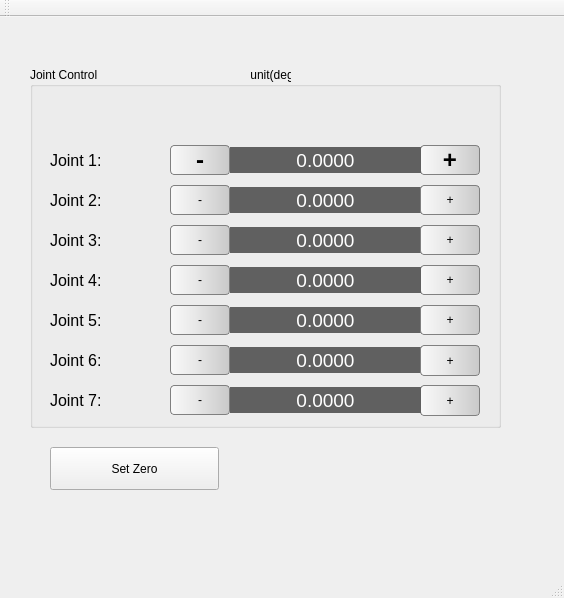
Qt form mra_basic/src/control_panel/mainwindow.ui (AuboRobot/mra_ros_control) before a commit.
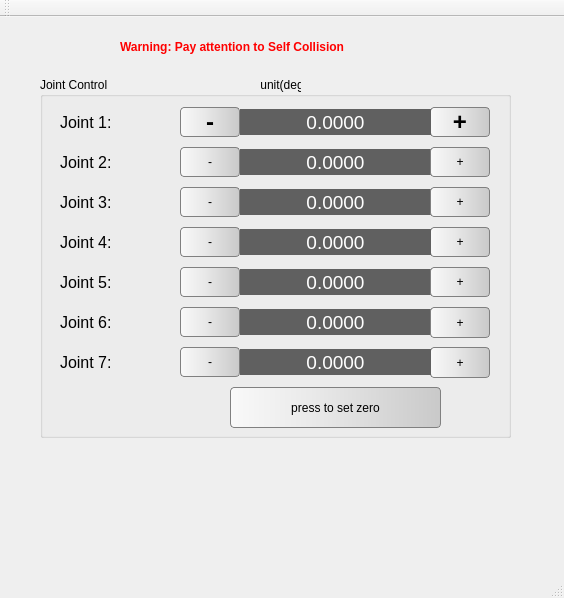
The same form after that commit.

What changed in the file:
```diff
--- a/mra_basic/src/control_panel/mainwindow.ui
+++ b/mra_basic/src/control_panel/mainwindow.ui
@@ -17,8 +17,8 @@
    <widget class="QGroupBox" name="groupBox_3">
     <property name="geometry">
      <rect>
-      <x>30</x>
-      <y>50</y>
+      <x>40</x>
+      <y>60</y>
       <width>471</width>
       <height>361</height>
      </rect>
@@ -33,7 +33,7 @@
      <property name="geometry">
       <rect>
        <x>200</x>
-       <y>240</y>
+       <y>192</y>
        <width>191</width>
        <height>26</height>
       </rect>
@@ -64,7 +64,7 @@
      <property name="geometry">
       <rect>
        <x>140</x>
-       <y>198</y>
+       <y>150</y>
        <width>60</width>
        <height>30</height>
       </rect>
@@ -95,7 +95,7 @@
      <property name="geometry">
       <rect>
        <x>200</x>
-       <y>120</y>
+       <y>72</y>
        <width>191</width>
        <height>26</height>
       </rect>
@@ -126,7 +126,7 @@
      <property name="geometry">
       <rect>
        <x>140</x>
-       <y>278</y>
+       <y>230</y>
        <width>60</width>
        <height>30</height>
       </rect>
@@ -157,7 +157,7 @@
      <property name="geometry">
       <rect>
        <x>140</x>
-       <y>118</y>
+       <y>70</y>
        <width>60</width>
        <height>30</height>
       </rect>
@@ -188,7 +188,7 @@
      <property name="geometry">
       <rect>
        <x>200</x>
-       <y>160</y>
+       <y>112</y>
        <width>191</width>
        <height>26</height>
       </rect>
@@ -219,7 +219,7 @@
      <property name="geometry">
       <rect>
        <x>390</x>
-       <y>198</y>
+       <y>150</y>
        <width>60</width>
        <height>30</height>
       </rect>
@@ -250,7 +250,7 @@
      <property name="geometry">
       <rect>
        <x>390</x>
-       <y>78</y>
+       <y>30</y>
        <width>60</width>
        <height>30</height>
       </rect>
@@ -290,7 +290,7 @@
      <property name="geometry">
       <rect>
        <x>200</x>
-       <y>280</y>
+       <y>232</y>
        <width>191</width>
        <height>26</height>
       </rect>
@@ -321,7 +321,7 @@
      <property name="geometry">
       <rect>
        <x>390</x>
-       <y>278</y>
+       <y>230</y>
        <width>60</width>
        <height>31</height>
       </rect>
@@ -352,7 +352,7 @@
      <property name="geometry">
       <rect>
        <x>140</x>
-       <y>158</y>
+       <y>110</y>
        <width>60</width>
        <height>30</height>
       </rect>
@@ -383,7 +383,7 @@
      <property name="geometry">
       <rect>
        <x>200</x>
-       <y>200</y>
+       <y>152</y>
        <width>191</width>
        <height>26</height>
       </rect>
@@ -414,7 +414,7 @@
      <property name="geometry">
       <rect>
        <x>390</x>
-       <y>118</y>
+       <y>70</y>
        <width>60</width>
        <height>30</height>
       </rect>
@@ -445,7 +445,7 @@
      <property name="geometry">
       <rect>
        <x>390</x>
-       <y>238</y>
+       <y>190</y>
        <width>60</width>
        <height>30</height>
       </rect>
@@ -476,7 +476,7 @@
      <property name="geometry">
       <rect>
        <x>140</x>
-       <y>78</y>
+       <y>30</y>
        <width>60</width>
        <height>30</height>
       </rect>
@@ -516,7 +516,7 @@
      <property name="geometry">
       <rect>
        <x>200</x>
-       <y>80</y>
+       <y>32</y>
        <width>191</width>
        <height>26</height>
       </rect>
@@ -547,7 +547,7 @@
      <property name="geometry">
       <rect>
        <x>140</x>
-       <y>238</y>
+       <y>190</y>
        <width>60</width>
        <height>30</height>
       </rect>
@@ -578,7 +578,7 @@
      <property name="geometry">
       <rect>
        <x>390</x>
-       <y>158</y>
+       <y>110</y>
        <width>60</width>
        <height>30</height>
       </rect>
@@ -609,7 +609,7 @@
      <property name="geometry">
       <rect>
        <x>20</x>
-       <y>78</y>
+       <y>30</y>
        <width>101</width>
        <height>30</height>
       </rect>
@@ -627,7 +627,7 @@
      <property name="geometry">
       <rect>
        <x>20</x>
-       <y>118</y>
+       <y>70</y>
        <width>101</width>
        <height>30</height>
       </rect>
@@ -645,7 +645,7 @@
      <property name="geometry">
       <rect>
        <x>20</x>
-       <y>158</y>
+       <y>110</y>
        <width>101</width>
        <height>30</height>
       </rect>
@@ -663,7 +663,7 @@
      <property name="geometry">
       <rect>
        <x>20</x>
-       <y>198</y>
+       <y>150</y>
        <width>101</width>
        <height>30</height>
       </rect>
@@ -681,7 +681,7 @@
      <property name="geometry">
       <rect>
        <x>20</x>
-       <y>238</y>
+       <y>190</y>
        <width>101</width>
        <height>30</height>
       </rect>
@@ -699,7 +699,7 @@
      <property name="geometry">
       <rect>
        <x>20</x>
-       <y>278</y>
+       <y>230</y>
        <width>101</width>
        <height>30</height>
       </rect>
@@ -717,7 +717,7 @@
      <property name="geometry">
       <rect>
        <x>140</x>
-       <y>318</y>
+       <y>270</y>
        <width>60</width>
        <height>30</height>
       </rect>
@@ -748,7 +748,7 @@
      <property name="geometry">
       <rect>
        <x>390</x>
-       <y>318</y>
+       <y>270</y>
        <width>60</width>
        <height>31</height>
       </rect>
@@ -779,7 +779,7 @@
      <property name="geometry">
       <rect>
        <x>20</x>
-       <y>318</y>
+       <y>270</y>
        <width>101</width>
        <height>30</height>
       </rect>
@@ -797,7 +797,7 @@
      <property name="geometry">
       <rect>
        <x>200</x>
-       <y>320</y>
+       <y>272</y>
        <width>191</width>
        <height>26</height>
       </rect>
@@ -824,18 +824,55 @@
       <set>Qt::AlignCenter</set>
      </property>
     </widget>
+    <widget class="QPushButton" name="pbn_joint7Right_2">
+     <property name="geometry">
+      <rect>
+       <x>190</x>
+       <y>310</y>
+       <width>211</width>
+       <height>41</height>
+      </rect>
+     </property>
+     <property name="sizePolicy">
+      <sizepolicy hsizetype="Fixed" vsizetype="Fixed">
+       <horstretch>0</horstretch>
+       <verstretch>0</verstretch>
+      </sizepolicy>
+     </property>
+     <property name="focusPolicy">
+      <enum>Qt::NoFocus</enum>
+     </property>
+     <property name="styleSheet">
+      <string notr="true">background-color: qlineargradient( x1:0, y1:0, x2:1, y2:0, stop:0 #F9F9F9, stop:0.4  #E9E9E9, stop:0.7 #D9D9D9, stop:1 #C9C9C9);
+font: bold 18pt &quot;Ubuntu&quot;;
+border: 1px solid rgb(128, 128, 128);
+border-radius: 4px;</string>
+     </property>
+     <property name="text">
+      <string>press to set zero</string>
+     </property>
+     <property name="autoRepeat">
+      <bool>true</bool>
+     </property>
+    </widget>
    </widget>
-   <widget class="QPushButton" name="pushButton">
+   <widget class="QLabel" name="label">
     <property name="geometry">
      <rect>
-      <x>50</x>
-      <y>430</y>
-      <width>169</width>
-      <height>43</height>
+      <x>120</x>
+      <y>10</y>
+      <width>311</width>
+      <height>41</height>
      </rect>
     </property>
+    <property name="font">
+     <font>
+      <weight>75</weight>
+      <bold>true</bold>
+     </font>
+    </property>
     <property name="text">
-     <string>Set Zero</string>
+     <string>&lt;html&gt;&lt;head/&gt;&lt;body&gt;&lt;p&gt;&lt;span style=&quot; color:#ff0000;&quot;&gt;Warning: Pay attention to Self Collision&lt;/span&gt;&lt;/p&gt;&lt;/body&gt;&lt;/html&gt;</string>
     </property>
    </widget>
   </widget>
```
Left out of the diff: 2 changed lines with no effect on the pictures.
